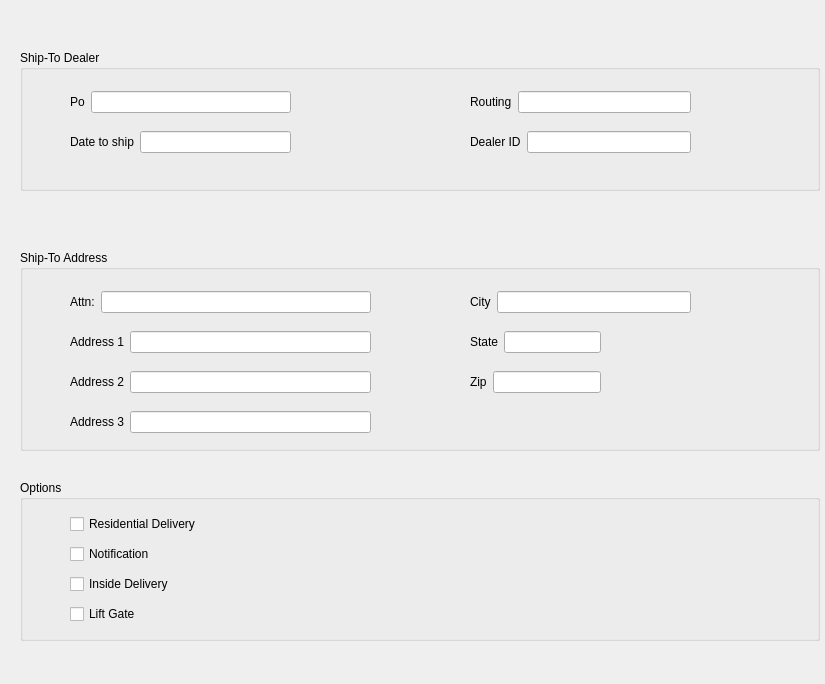
topherMcDonald/SPO, file View/setuptab.ui: the form before one commit.
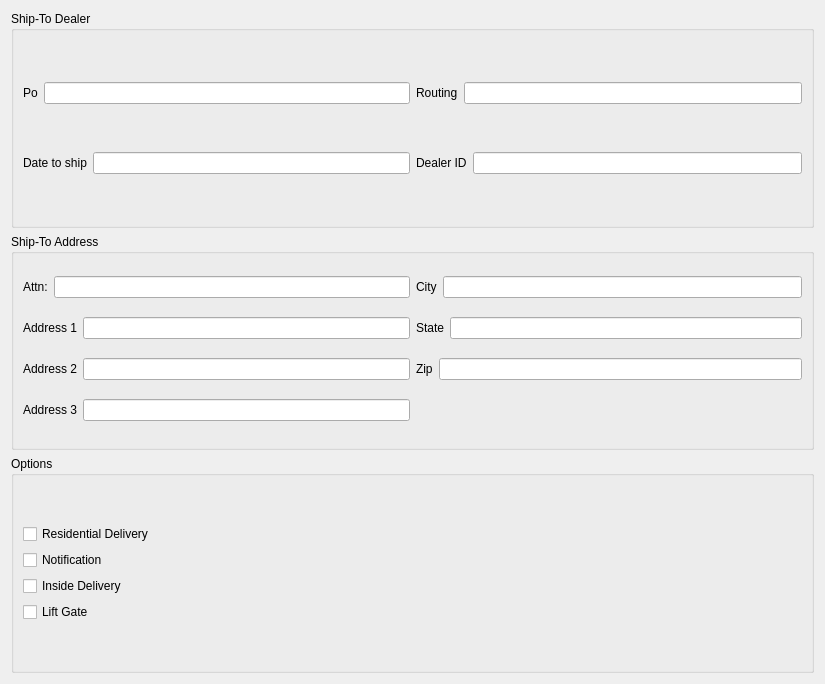
The form after the commit.

Diff of the .ui file:
```diff
--- a/View/setuptab.ui
+++ b/View/setuptab.ui
@@ -10,30 +10,114 @@
     <height>684</height>
    </rect>
   </property>
+  <property name="sizePolicy">
+   <sizepolicy hsizetype="Expanding" vsizetype="Preferred">
+    <horstretch>0</horstretch>
+    <verstretch>0</verstretch>
+   </sizepolicy>
+  </property>
   <property name="windowTitle">
    <string>Form</string>
   </property>
+  <layout class="QGridLayout" name="gridLayout">
+   <item row="0" column="0">
+    <widget class="QGroupBox" name="gbShipToDealer">
+     <property name="sizePolicy">
+      <sizepolicy hsizetype="Expanding" vsizetype="Preferred">
+       <horstretch>0</horstretch>
+       <verstretch>0</verstretch>
+      </sizepolicy>
+     </property>
+     <property name="title">
+      <string>Ship-To Dealer</string>
+     </property>
+     <layout class="QGridLayout" name="gridLayout_4">
+      <item row="0" column="0">
+       <layout class="QHBoxLayout" name="hloShipToDealer_PO">
+        <item>
+         <widget class="QLabel" name="lblShipToDealer_PO">
+          <property name="text">
+           <string>Po</string>
+          </property>
+         </widget>
+        </item>
+        <item>
+         <widget class="QLineEdit" name="leShipToDealer_PO"/>
+        </item>
+       </layout>
+      </item>
+      <item row="0" column="1">
+       <layout class="QHBoxLayout" name="hloShipToDealer_Routing">
+        <item>
+         <widget class="QLabel" name="lblShipToDealer_Routing">
+          <property name="text">
+           <string>Routing</string>
+          </property>
+         </widget>
+        </item>
+        <item>
+         <widget class="QLineEdit" name="leShipToDealer_Routing"/>
+        </item>
+       </layout>
+      </item>
+      <item row="1" column="0">
+       <layout class="QHBoxLayout" name="hloShipToDealer_DateToShip">
+        <item>
+         <widget class="QLabel" name="lblShipToDealer_DateToShip">
+          <property name="text">
+           <string>Date to ship</string>
+          </property>
+         </widget>
+        </item>
+        <item>
+         <widget class="QLineEdit" name="leShipToDealer_DateToShip"/>
+        </item>
+       </layout>
+      </item>
+      <item row="1" column="1">
+       <layout class="QHBoxLayout" name="hloShipToDealer_DealerID">
+        <item>
+         <widget class="QLabel" name="lblShipToDealer_DealerID">
+          <property name="text">
+           <string>Dealer ID</string>
+          </property>
+         </widget>
+        </item>
+        <item>
+         <widget class="QLineEdit" name="leShipToDealer_DealerID"/>
+        </item>
+       </layout>
+      </item>
+     </layout>
+    </widget>
+   </item>
+   <item row="1" column="0">
   <widget class="QGroupBox" name="gbShipToAddress">
-   <property name="geometry">
-    <rect>
-     <x>20</x>
-     <y>250</y>
-     <width>800</width>
-     <height>201</height>
-    </rect>
+     <property name="sizePolicy">
+      <sizepolicy hsizetype="Expanding" vsizetype="Preferred">
+       <horstretch>0</horstretch>
+       <verstretch>0</verstretch>
+      </sizepolicy>
    </property>
    <property name="title">
     <string>Ship-To Address</string>
    </property>
-   <widget class="QWidget" name="layoutWidget">
-    <property name="geometry">
-     <rect>
-      <x>450</x>
-      <y>40</y>
-      <width>221</width>
-      <height>24</height>
-     </rect>
-    </property>
+     <layout class="QGridLayout" name="gridLayout_3">
+      <item row="0" column="0">
+       <layout class="QHBoxLayout" name="hloShipToAddress_Attn">
+        <item>
+         <widget class="QLabel" name="lblShipToAddress_Attn">
+          <property name="text">
+           <string>Attn:</string>
+          </property>
+         </widget>
+        </item>
+        <item>
+         <widget class="QLineEdit" name="leShipToAddress_Attn"/>
+        </item>
+       </layout>
+      </item>
+      <item row="0" column="1">
     <layout class="QHBoxLayout" name="hloShipToAddress_City">
      <item>
       <widget class="QLabel" name="lblShipToAddress_City">
@@ -46,60 +130,8 @@
       <widget class="QLineEdit" name="leShipToAddress_City"/>
      </item>
     </layout>
-   </widget>
-   <widget class="QWidget" name="layoutWidget">
-    <property name="geometry">
-     <rect>
-      <x>450</x>
-      <y>80</y>
-      <width>131</width>
-      <height>24</height>
-     </rect>
-    </property>
-    <layout class="QHBoxLayout" name="hloShipToAddress_State">
-     <item>
-      <widget class="QLabel" name="lblShipToAddress_State">
-       <property name="text">
-        <string>State</string>
-       </property>
-      </widget>
-     </item>
-     <item>
-      <widget class="QLineEdit" name="leShipToAddress_State"/>
-     </item>
-    </layout>
-   </widget>
-   <widget class="QWidget" name="layoutWidget">
-    <property name="geometry">
-     <rect>
-      <x>450</x>
-      <y>120</y>
-      <width>131</width>
-      <height>24</height>
-     </rect>
-    </property>
-    <layout class="QHBoxLayout" name="hloShipToAddress_Zip">
-     <item>
-      <widget class="QLabel" name="lblShipToAddress_Zip">
-       <property name="text">
-        <string>Zip</string>
-       </property>
-      </widget>
-     </item>
-     <item>
-      <widget class="QLineEdit" name="leShipToAddress_Zip"/>
-     </item>
-    </layout>
-   </widget>
-   <widget class="QWidget" name="layoutWidget">
-    <property name="geometry">
-     <rect>
-      <x>50</x>
-      <y>80</y>
-      <width>301</width>
-      <height>24</height>
-     </rect>
-    </property>
+      </item>
+      <item row="1" column="0">
     <layout class="QHBoxLayout" name="hloShipToAddress_Address1">
      <item>
       <widget class="QLabel" name="lblShipToAddress_Address1">
@@ -112,38 +144,22 @@
       <widget class="QLineEdit" name="leShipToAddress_Address1"/>
      </item>
     </layout>
-   </widget>
-   <widget class="QWidget" name="layoutWidget">
-    <property name="geometry">
-     <rect>
-      <x>50</x>
-      <y>40</y>
-      <width>301</width>
-      <height>24</height>
-     </rect>
-    </property>
-    <layout class="QHBoxLayout" name="hloShipToAddress_Attn">
+      </item>
+      <item row="1" column="1">
+       <layout class="QHBoxLayout" name="hloShipToAddress_State">
      <item>
-      <widget class="QLabel" name="lblShipToAddress_Attn">
+         <widget class="QLabel" name="lblShipToAddress_State">
        <property name="text">
-        <string>Attn:</string>
+           <string>State</string>
        </property>
       </widget>
      </item>
      <item>
-      <widget class="QLineEdit" name="leShipToAddress_Attn"/>
-     </item>
-    </layout>
-   </widget>
-   <widget class="QWidget" name="layoutWidget">
-    <property name="geometry">
-     <rect>
-      <x>50</x>
-      <y>120</y>
-      <width>301</width>
-      <height>24</height>
-     </rect>
-    </property>
+         <widget class="QLineEdit" name="leShipToAddress_State"/>
+        </item>
+       </layout>
+      </item>
+      <item row="2" column="0">
     <layout class="QHBoxLayout" name="hloShipToAddress_Address2">
      <item>
       <widget class="QLabel" name="lblShipToAddress_Address2">
@@ -156,16 +172,22 @@
       <widget class="QLineEdit" name="leShipToAddress_Address2"/>
      </item>
     </layout>
-   </widget>
-   <widget class="QWidget" name="layoutWidget">
-    <property name="geometry">
-     <rect>
-      <x>50</x>
-      <y>160</y>
-      <width>301</width>
-      <height>24</height>
-     </rect>
-    </property>
+      </item>
+      <item row="2" column="1">
+       <layout class="QHBoxLayout" name="hloShipToAddress_Zip">
+        <item>
+         <widget class="QLabel" name="lblShipToAddress_Zip">
+          <property name="text">
+           <string>Zip</string>
+          </property>
+         </widget>
+        </item>
+        <item>
+         <widget class="QLineEdit" name="leShipToAddress_Zip"/>
+        </item>
+       </layout>
+      </item>
+      <item row="3" column="0">
     <layout class="QHBoxLayout" name="hloShipToAdddress_Address3">
      <item>
       <widget class="QLabel" name="lblShipToAddress_Address3">
@@ -178,130 +200,23 @@
       <widget class="QLineEdit" name="leShipToAddress_Address3"/>
      </item>
     </layout>
-   </widget>
-  </widget>
-  <widget class="QGroupBox" name="gbShipToDealer">
-   <property name="geometry">
-    <rect>
-     <x>20</x>
-     <y>50</y>
-     <width>800</width>
-     <height>141</height>
-    </rect>
-   </property>
-   <property name="title">
-    <string>Ship-To Dealer</string>
-   </property>
-   <widget class="QWidget" name="layoutWidget">
-    <property name="geometry">
-     <rect>
-      <x>50</x>
-      <y>80</y>
-      <width>221</width>
-      <height>24</height>
-     </rect>
-    </property>
-    <layout class="QHBoxLayout" name="hloShipToDealer_DateToShip">
-     <item>
-      <widget class="QLabel" name="lblShipToDealer_DateToShip">
-       <property name="text">
-        <string>Date to ship</string>
-       </property>
-      </widget>
-     </item>
-     <item>
-      <widget class="QLineEdit" name="leShipToDealer_DateToShip"/>
-     </item>
-    </layout>
-   </widget>
-   <widget class="QWidget" name="layoutWidget">
-    <property name="geometry">
-     <rect>
-      <x>50</x>
-      <y>40</y>
-      <width>221</width>
-      <height>24</height>
-     </rect>
-    </property>
-    <layout class="QHBoxLayout" name="hloShipToDealer_PO">
-     <item>
-      <widget class="QLabel" name="lblShipToDealer_PO">
-       <property name="text">
-        <string>Po</string>
-       </property>
-      </widget>
-     </item>
-     <item>
-      <widget class="QLineEdit" name="leShipToDealer_PO"/>
-     </item>
-    </layout>
-   </widget>
-   <widget class="QWidget" name="layoutWidget">
-    <property name="geometry">
-     <rect>
-      <x>450</x>
-      <y>80</y>
-      <width>221</width>
-      <height>24</height>
-     </rect>
-    </property>
-    <layout class="QHBoxLayout" name="hloShipToDealer_DealerID">
-     <item>
-      <widget class="QLabel" name="lblShipToDealer_DealerID">
-       <property name="text">
-        <string>Dealer ID</string>
-       </property>
-      </widget>
-     </item>
-     <item>
-      <widget class="QLineEdit" name="leShipToDealer_DealerID"/>
-     </item>
-    </layout>
-   </widget>
-   <widget class="QWidget" name="layoutWidget">
-    <property name="geometry">
-     <rect>
-      <x>450</x>
-      <y>40</y>
-      <width>221</width>
-      <height>24</height>
-     </rect>
-    </property>
-    <layout class="QHBoxLayout" name="hloShipToDealer_Routing">
-     <item>
-      <widget class="QLabel" name="lblShipToDealer_Routing">
-       <property name="text">
-        <string>Routing</string>
-       </property>
-      </widget>
-     </item>
-     <item>
-      <widget class="QLineEdit" name="leShipToDealer_Routing"/>
-     </item>
-    </layout>
-   </widget>
-  </widget>
+      </item>
+     </layout>
+    </widget>
+   </item>
+   <item row="2" column="0">
   <widget class="QGroupBox" name="gbOptions">
-   <property name="geometry">
-    <rect>
-     <x>20</x>
-     <y>480</y>
-     <width>800</width>
-     <height>161</height>
-    </rect>
+     <property name="sizePolicy">
+      <sizepolicy hsizetype="Expanding" vsizetype="Preferred">
+       <horstretch>0</horstretch>
+       <verstretch>0</verstretch>
+      </sizepolicy>
    </property>
    <property name="title">
     <string>Options</string>
    </property>
-   <widget class="QWidget" name="layoutWidget">
-    <property name="geometry">
-     <rect>
-      <x>50</x>
-      <y>30</y>
-      <width>251</width>
-      <height>121</height>
-     </rect>
-    </property>
+     <layout class="QGridLayout" name="gridLayout_2">
+      <item row="0" column="0">
     <layout class="QVBoxLayout" name="vloOptions">
      <item>
       <widget class="QCheckBox" name="cbOptions_ResidentialDelivery">
@@ -332,8 +247,11 @@
       </widget>
      </item>
     </layout>
-   </widget>
-  </widget>
+      </item>
+     </layout>
+    </widget>
+   </item>
+  </layout>
  </widget>
  <resources/>
  <connections/>
```
Lines whose indentation alone changed are shown as unchanged.
